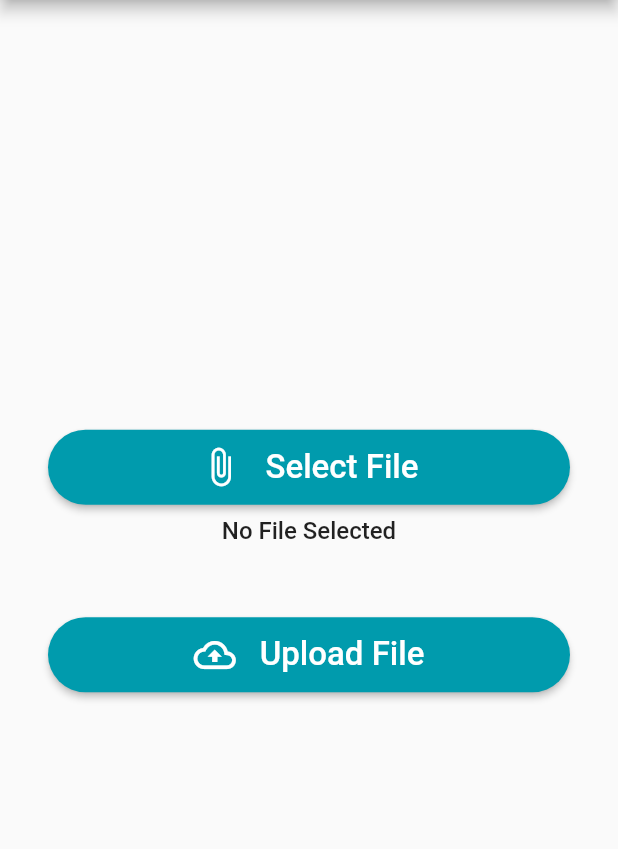
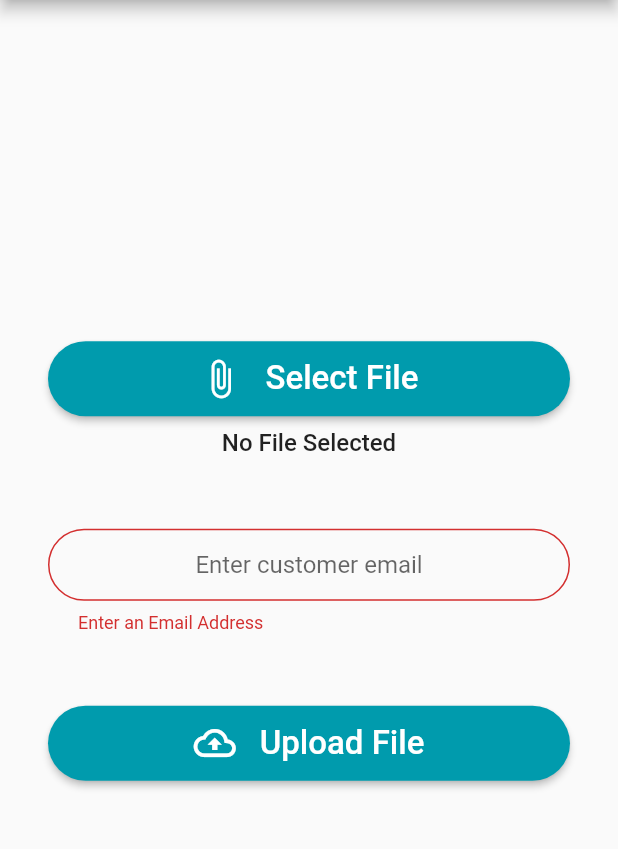
Before and after one commit to insidemordecai/etransact-vendor, a Flutter app: the Home screen opened directly with empty values, after a tap on "Upload File", on a phone screen of 412 x 824 dp, the part 84-933 px from its top. Run offline on Flutter 3.47's test engine with Material 2 defaults, Android fonts, the phone set to English and light mode, and no system bars; our stand-ins replace file_picker, firebase_auth, firebase_core, firebase_database, firebase_storage, fluttertoast and 1 more; accounts and stored records are empty; statements that could not run were skipped.

```diff
--- a/lib/screens/home.dart
+++ b/lib/screens/home.dart
@@ -1,13 +1,13 @@
-import 'dart:io';
+import 'dart:typed_data';
 
 import 'package:flutter/material.dart';
 import 'package:file_picker/file_picker.dart';
 import 'package:firebase_storage/firebase_storage.dart';
-import 'package:path/path.dart';
 
 import 'package:etransact_vendor/model/sidebar.dart';
 import 'package:etransact_vendor/api/firebase_api.dart';
 import 'package:etransact_vendor/widget/button_widget.dart';
+import '../constants.dart';
 
 class Home extends StatefulWidget {
   const Home({Key? key, required this.uid}) : super(key: key);
@@ -21,11 +21,17 @@ class _HomeState extends State<Home> {
   final String title = "eTransact";
 
   UploadTask? task;
-  File? file;
+  Uint8List? file;
+  String? fileName;
+  late String userEmail;
+  late String userDirectory;
+  late String displayedText;
+
+  final _formKey = GlobalKey<FormState>();
 
   @override
   Widget build(BuildContext context) {
-    final fileName = file != null ? basename(file!.path) : 'No File Selected';
+    displayedText = (file != null ? fileName : 'No File Selected')!;
 
     return Scaffold(
       appBar: AppBar(
@@ -34,6 +40,8 @@ class _HomeState extends State<Home> {
       body: Container(
         padding: const EdgeInsets.all(32),
         child: Center(
+          child: Form(
+            key: _formKey,
             child: Column(
               mainAxisAlignment: MainAxisAlignment.center,
               children: [
@@ -44,19 +52,45 @@ class _HomeState extends State<Home> {
                 ),
                 const SizedBox(height: 8),
                 Text(
-                fileName,
-                style:
-                    const TextStyle(fontSize: 16, fontWeight: FontWeight.w500),
+                  displayedText,
+                  style: const TextStyle(
+                    fontSize: 16,
+                    fontWeight: FontWeight.w500,
+                  ),
+                ),
+                const SizedBox(height: 48),
+                TextFormField(
+                  textAlign: TextAlign.center,
+                  onChanged: (value) {
+                    userEmail = value;
+                    userDirectory = userEmail + '/';
+                  },
+                  decoration: kTextFieldDecoration.copyWith(
+                    hintText: 'Enter customer email',
+                  ),
+                  validator: (value) {
+                    if (value!.isEmpty) {
+                      return 'Enter an Email Address';
+                    } else if (!value.contains('@')) {
+                      return 'Please enter a valid email address';
+                    }
+                    return null;
+                  },
                 ),
                 const SizedBox(height: 48),
                 ButtonWidget(
                   text: 'Upload File',
                   icon: Icons.cloud_upload_outlined,
-                onClicked: uploadFile,
+                  onClicked: () {
+                    if (_formKey.currentState!.validate()) {
+                      uploadFile();
+                    }
+                  },
                 ),
                 const SizedBox(height: 20),
                 task != null ? buildUploadStatus(task!) : Container(),
               ],
+            ),
           ),
         ),
       ),
@@ -68,18 +102,23 @@ class _HomeState extends State<Home> {
     final result = await FilePicker.platform.pickFiles(allowMultiple: false);
 
     if (result == null) return;
-    final path = result.files.single.path!;
+    final fileBytes = result.files.single.bytes!;
 
-    setState(() => file = File(path));
+    setState(() {
+      file = fileBytes;
+      fileName = result.files.single.name;
+    });
   }
 
   Future uploadFile() async {
-    if (file == null) return;
+    if (file == null) {
+      kShowToast('Please select a file!');
+      return;
+    }
 
-    final fileName = basename(file!.path);
-    final destination = 'files/$fileName';
+    final destination = '$userDirectory/$fileName';
 
-    task = FirebaseApi.uploadFile(destination, file!);
+    task = FirebaseApi.uploadBytes(destination, file!);
     setState(() {});
 
     if (task == null) return;
```
Lines whose indentation alone changed are shown as unchanged.
